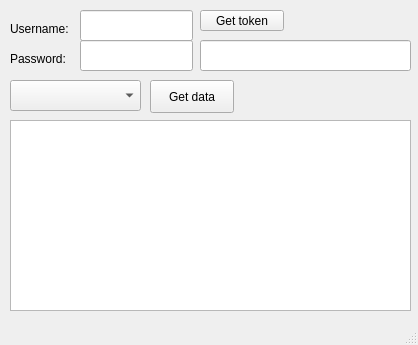
Above: mainwindow.ui from thedjnK/eHealth-QtUploader before the change. Below: the same form after it.
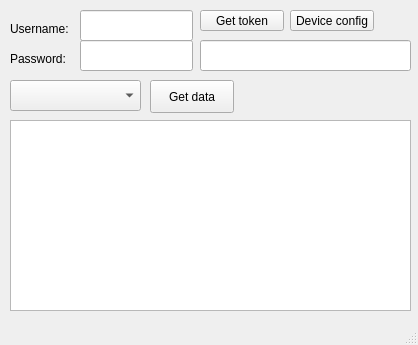
That is the form after the change.

Commit message: v0.07, add device settings dialogue

The edit to the form file:
```diff
--- a/mainwindow.ui
+++ b/mainwindow.ui
@@ -132,6 +132,19 @@
      <string/>
     </property>
    </widget>
+   <widget class="QPushButton" name="btn_DevConfig">
+    <property name="geometry">
+     <rect>
+      <x>290</x>
+      <y>10</y>
+      <width>84</width>
+      <height>21</height>
+     </rect>
+    </property>
+    <property name="text">
+     <string>Device config</string>
+    </property>
+   </widget>
   </widget>
   <widget class="QStatusBar" name="statusBar"/>
  </widget>
```
The commit also changes 7 other files.
